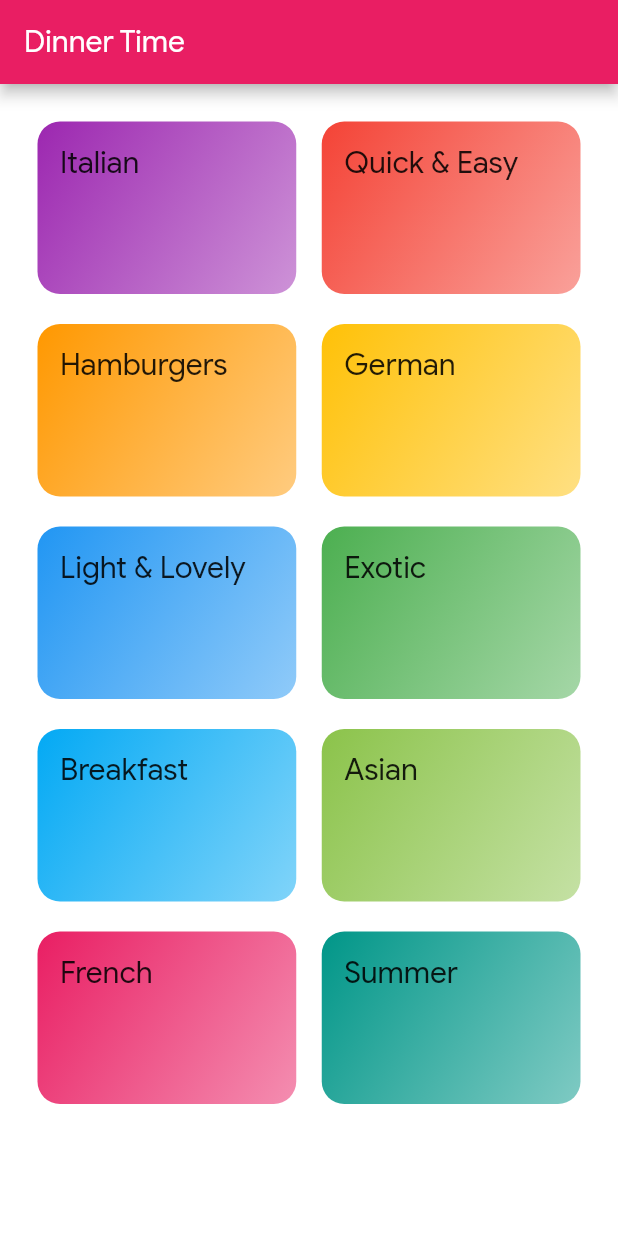
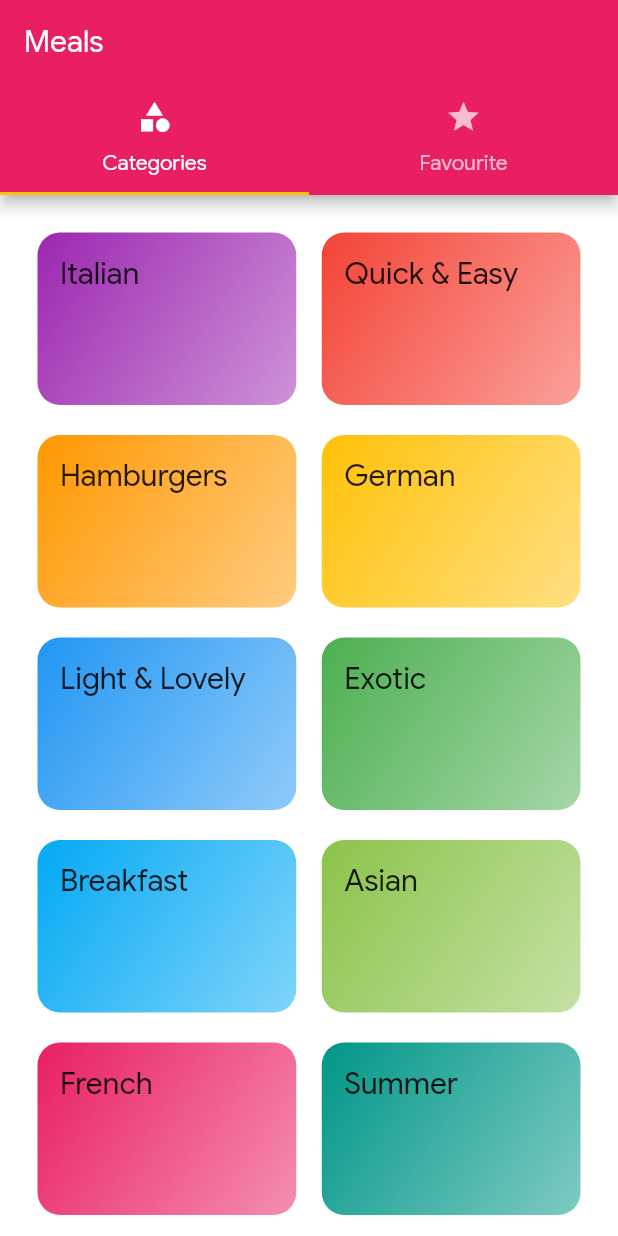
Before and after one commit to Amitpatil215/Dinner-Time, a Flutter app: the screen it shows after launch, on a phone screen of 412 x 824 dp. Run offline on Flutter 3.47's test engine with Material 2 defaults, Android fonts, the phone set to English and light mode, and no system bars.

Commit message:
Adding Tab Bar to the App Bar

```diff
--- a/lib/main.dart
+++ b/lib/main.dart
@@ -1,13 +1,14 @@
 import 'package:flutter/material.dart';
 import 'screens/meal_detail_screen.dart';
 import 'screens/category_meals_screen.dart';
-
-import 'screens/categories_screen.dart';
+import 'screens/tabs_screen.dart';
+//import 'screens/categories_screen.dart';
 
 void main() {
   runApp(
     MaterialApp(
-      home: CategoriesScreen(),
+      //is we passing '/' in routs as home is equivalent to it
+      //home: CategoriesScreen(),
       theme: ThemeData(
         primarySwatch: Colors.pink,
         accentColor: Colors.amber,
@@ -24,6 +25,10 @@
             )),
       ),
       routes: {
+        //equivalent to home: argument in MaterialApp()
+        '/': (ctx) {
+          return TabScreen();
+        },
         '/categories': (ctx) {
           return CategoryMealsScreen();
         },
--- a/lib/screens/categories_screen.dart
+++ b/lib/screens/categories_screen.dart
@@ -7,11 +7,6 @@
   @override
   Widget build(BuildContext context) {
     return Scaffold(
-      appBar: AppBar(
-        title: const Text(
-          "Dinner Time",
-        ),
-      ),
       body: GridView(
         gridDelegate: SliverGridDelegateWithMaxCrossAxisExtent(
           maxCrossAxisExtent: 200,
--- /dev/null
+++ b/lib/screens/favourite_screen.dart
@@ -0,0 +1,9 @@
+import 'package:flutter/material.dart';
+class FavouritesScreen extends StatelessWidget {
+  @override
+  Widget build(BuildContext context) {
+    return Center(
+      child: Text("Favourite"),
+    );
+  }
+}
--- /dev/null
+++ b/lib/screens/tabs_screen.dart
@@ -0,0 +1,40 @@
+import 'package:flutter/material.dart';
+import 'favourite_screen.dart';
+import 'categories_screen.dart';
+
+class TabScreen extends StatefulWidget {
+  @override
+  _TabScreenState createState() => _TabScreenState();
+}
+
+class _TabScreenState extends State<TabScreen> {
+  @override
+  Widget build(BuildContext context) {
+    return DefaultTabController(
+      length: 2,
+      child: Scaffold(
+        appBar: AppBar(
+          title: Text("Meals"),
+          bottom: TabBar(
+            tabs: <Widget>[
+              Tab(
+                icon: Icon(Icons.category),
+                text: "Categories",
+              ),
+              Tab(
+                icon: Icon(Icons.star),
+                text: "Favourite",
+              )
+            ],
+          ),
+        ),
+        body: TabBarView(
+          children: <Widget>[
+            CategoriesScreen(),
+            FavouritesScreen(),
+          ],
+        ),
+      ),
+    );
+  }
+}
```
